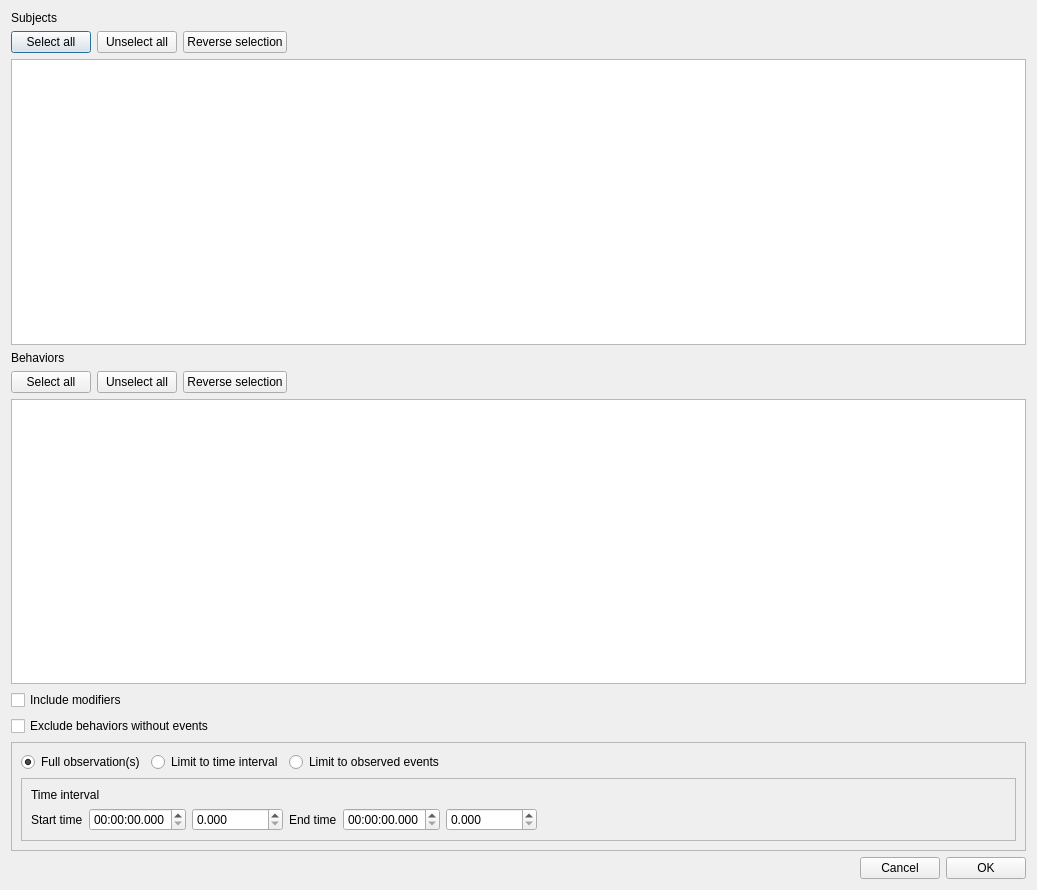
Above: src/param_panel.ui from olivierfriard/BORIS before the change. Below: the same form after it.
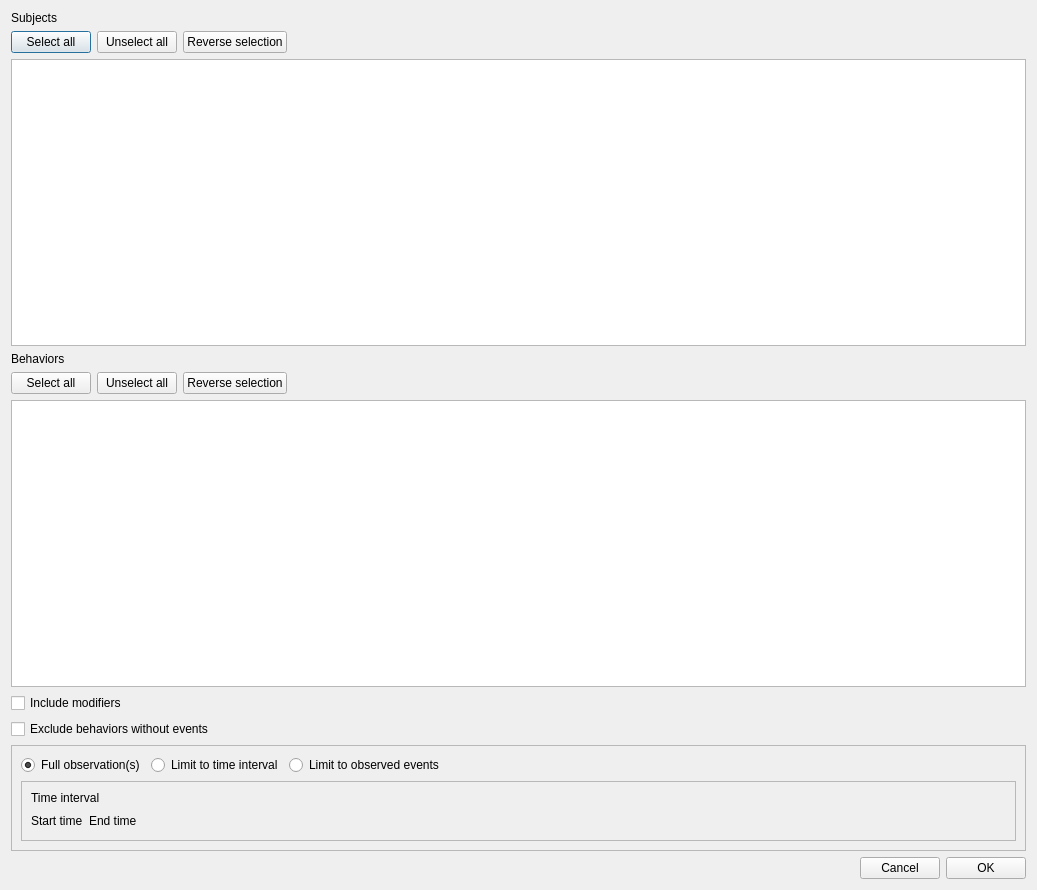
That is the form after the change.

What changed in the file:
```diff
--- a/src/param_panel.ui
+++ b/src/param_panel.ui
@@ -201,23 +201,6 @@
                </property>
               </widget>
              </item>
-             <item>
-              <widget class="QTimeEdit" name="teStartTime">
-               <property name="displayFormat">
-                <string>hh:mm:ss.zzz</string>
-               </property>
-              </widget>
-             </item>
-             <item>
-              <widget class="QDoubleSpinBox" name="dsbStartTime">
-               <property name="decimals">
-                <number>3</number>
-               </property>
-               <property name="maximum">
-                <double>1000000.000000000000000</double>
-               </property>
-              </widget>
-             </item>
              <item>
               <widget class="QLabel" name="lbEndTime">
                <property name="text">
@@ -225,23 +208,6 @@
                </property>
               </widget>
              </item>
-             <item>
-              <widget class="QTimeEdit" name="teEndTime">
-               <property name="displayFormat">
-                <string>hh:mm:ss.zzz</string>
-               </property>
-              </widget>
-             </item>
-             <item>
-              <widget class="QDoubleSpinBox" name="dsbEndTime">
-               <property name="decimals">
-                <number>3</number>
-               </property>
-               <property name="maximum">
-                <double>1000000.000000000000000</double>
-               </property>
-              </widget>
-             </item>
              <item>
               <spacer name="horizontalSpacer_2">
                <property name="orientation">
```
